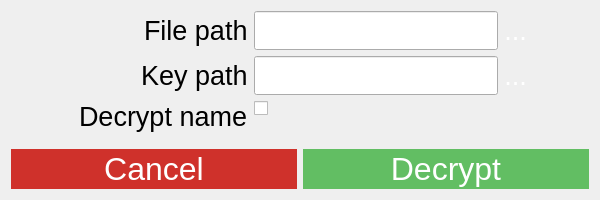
Above: forms/decrypt_dialog.ui from hackpulsar/storage-crab-desktop before the change. Below: the same form after it.
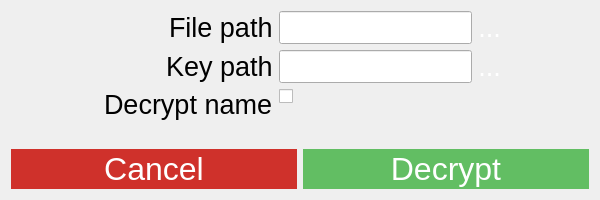
That is the form after the change.

Commit message: fix file dialogs for decrypt dialog

```diff
--- a/forms/decrypt_dialog.ui
+++ b/forms/decrypt_dialog.ui
@@ -49,7 +49,7 @@
         <widget class="QLineEdit" name="filePathLineEdit">
          <property name="font">
           <font>
-           <pointsize>20</pointsize>
+           <pointsize>16</pointsize>
           </font>
          </property>
          <property name="styleSheet">
@@ -96,7 +96,7 @@
         <widget class="QLineEdit" name="keyPathLineEdit">
          <property name="font">
           <font>
-           <pointsize>20</pointsize>
+           <pointsize>16</pointsize>
           </font>
          </property>
          <property name="styleSheet">
```
The commit also changes 3 other files.
